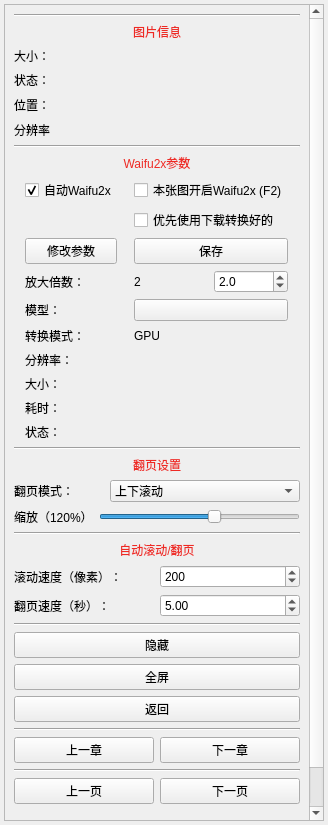
tonquer/JMComic-qt, file ui/component/ui_read_tool.ui: the form before one commit.
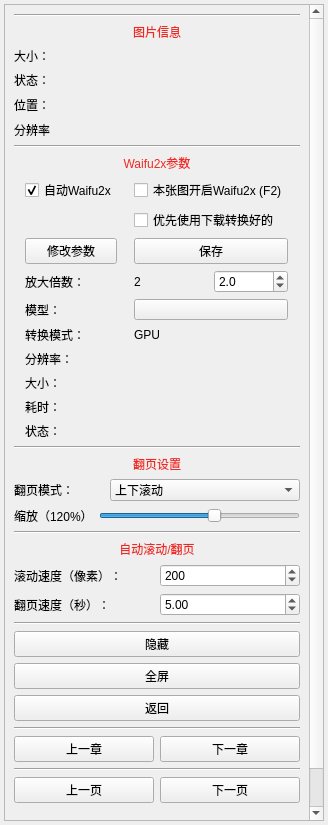
The form after the commit. Custom widgets are drawn as their Qt base class.

```diff
--- a/ui/component/ui_read_tool.ui
+++ b/ui/component/ui_read_tool.ui
@@ -43,7 +43,7 @@
         <x>0</x>
         <y>0</y>
         <width>301</width>
-        <height>841</height>
+        <height>840</height>
        </rect>
       </property>
       <layout class="QVBoxLayout" name="verticalLayout_2">
@@ -365,6 +365,11 @@
             <layout class="QHBoxLayout" name="horizontalLayout_8">
              <item>
               <widget class="QPushButton" name="modelNameButton">
+               <property name="font">
+                <font>
+                 <pointsize>8</pointsize>
+                </font>
+               </property>
                <property name="text">
                 <string/>
                </property>
```
